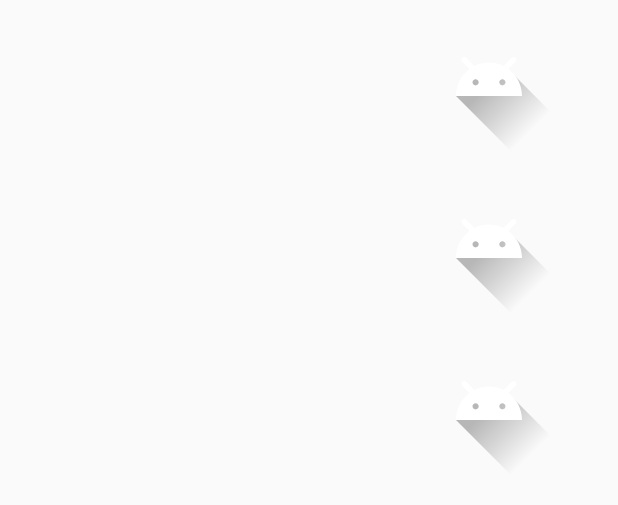
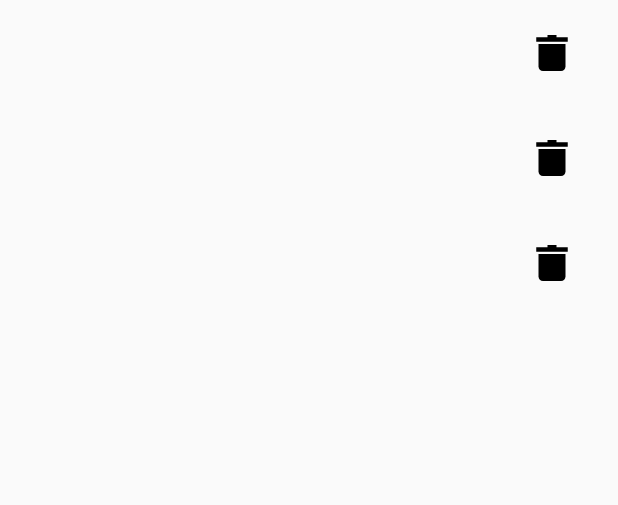
Before and after one commit to Philippeclass/P4_ANDROID_OC, an Android app: the layout dialog_fragment_list.xml on its own in the app's theme, with its tools: preview values and no code run, on a phone screen of 412 x 824 dp. Shown: the top 505 px of the screen. Run offline under Robolectric (Android 15) with nearby library versions, the phone set to English and light mode, and no system bars.

Commit message:
init list + delete.svg

```diff
--- a/app/src/main/java/com/philippe/mareu/service/MeetingApiService.java
+++ b/app/src/main/java/com/philippe/mareu/service/MeetingApiService.java
@@ -15,7 +15,7 @@ import java.util.List;
          *
          * @return {@link List}
          */
-        List<Meeting> getMeetings();
+        List<Meeting>getMeetings();
 
 
         /**
--- a/app/src/main/java/com/philippe/mareu/ui/MeetingFragment.java
+++ b/app/src/main/java/com/philippe/mareu/ui/MeetingFragment.java
@@ -27,6 +27,7 @@ public class MeetingFragment extends Fragment {
     private MeetingApiService mApiService;
     private List<Meeting> mMeetings;
     private RecyclerView mRecyclerView;
+    private MeetingRecyclerViewAdapter mAdapter;
 
     /**
      * Create and return a new instance
@@ -57,7 +58,8 @@ public class MeetingFragment extends Fragment {
         mRecyclerView.setLayoutManager(new LinearLayoutManager(context));
         mRecyclerView.addItemDecoration(new DividerItemDecoration(getContext(), DividerItemDecoration.VERTICAL));
 
-        initList();
+
+        //initList();
         return view;
 
     }
@@ -70,7 +72,9 @@ public class MeetingFragment extends Fragment {
             mMeetings = mApiService.getMeetings();
 
 
-        //mRecyclerView.setAdapter(new MeetingRecyclerViewAdapter(mMeetings));
+        mRecyclerView.setAdapter(new MeetingRecyclerViewAdapter(mMeetings));
+
+
 
     }
 
--- a/app/src/main/java/com/philippe/mareu/ui/MeetingRecyclerViewAdapter.java
+++ b/app/src/main/java/com/philippe/mareu/ui/MeetingRecyclerViewAdapter.java
@@ -24,7 +24,6 @@ import butterknife.BindView;
 import butterknife.ButterKnife;
 
 public class MeetingRecyclerViewAdapter extends RecyclerView.Adapter<MeetingRecyclerViewAdapter.ViewHolder> {
-
 
 
     private final List<Meeting> mMeetings;
--- /dev/null
+++ b/app/src/main/res/drawable/ic_delete.xml
@@ -0,0 +1,5 @@
+<vector android:height="24dp" android:viewportHeight="515.556"
+    android:viewportWidth="515.556" android:width="24dp" xmlns:android="http://schemas.android.com/apk/res/android">
+    <path android:fillColor="#FF000000" android:pathData="m64.444,451.111c0,35.526 28.902,64.444 64.444,64.444h257.778c35.542,0 64.444,-28.918 64.444,-64.444v-322.222h-386.666z"/>
+    <path android:fillColor="#FF000000" android:pathData="m322.222,32.222v-32.222h-128.889v32.222h-161.111v64.444h451.111v-64.444z"/>
+</vector>
--- a/app/src/main/res/layout/activity_main.xml
+++ b/app/src/main/res/layout/activity_main.xml
@@ -1,6 +1,5 @@
 <?xml version="1.0" encoding="utf-8"?>
 <FrameLayout
-
     xmlns:android="http://schemas.android.com/apk/res/android"
     xmlns:app="http://schemas.android.com/apk/res-auto"
     xmlns:tools="http://schemas.android.com/tools"
--- a/app/src/main/res/layout/fragment_meeting.xml
+++ b/app/src/main/res/layout/fragment_meeting.xml
@@ -1,5 +1,5 @@
 <?xml version="1.0" encoding="utf-8"?>
-<android.support.constraint.ConstraintLayout xmlns:android="http://schemas.android.com/apk/res/android"
+<androidx.constraintlayout.widget.ConstraintLayout xmlns:android="http://schemas.android.com/apk/res/android"
     xmlns:app="http://schemas.android.com/apk/res-auto"
     xmlns:tools="http://schemas.android.com/tools"
     android:layout_width="match_parent"
@@ -39,6 +39,6 @@
         app:layout_constraintBottom_toBottomOf="@+id/item_list_name"
         app:layout_constraintEnd_toEndOf="parent"
         app:layout_constraintTop_toTopOf="@+id/item_list_name"
-        app:srcCompat="@drawable/ic_launcher_foreground" />
+        app:srcCompat="@drawable/ic_delete" />
 
-</android.support.constraint.ConstraintLayout>
+</androidx.constraintlayout.widget.ConstraintLayout>
```
